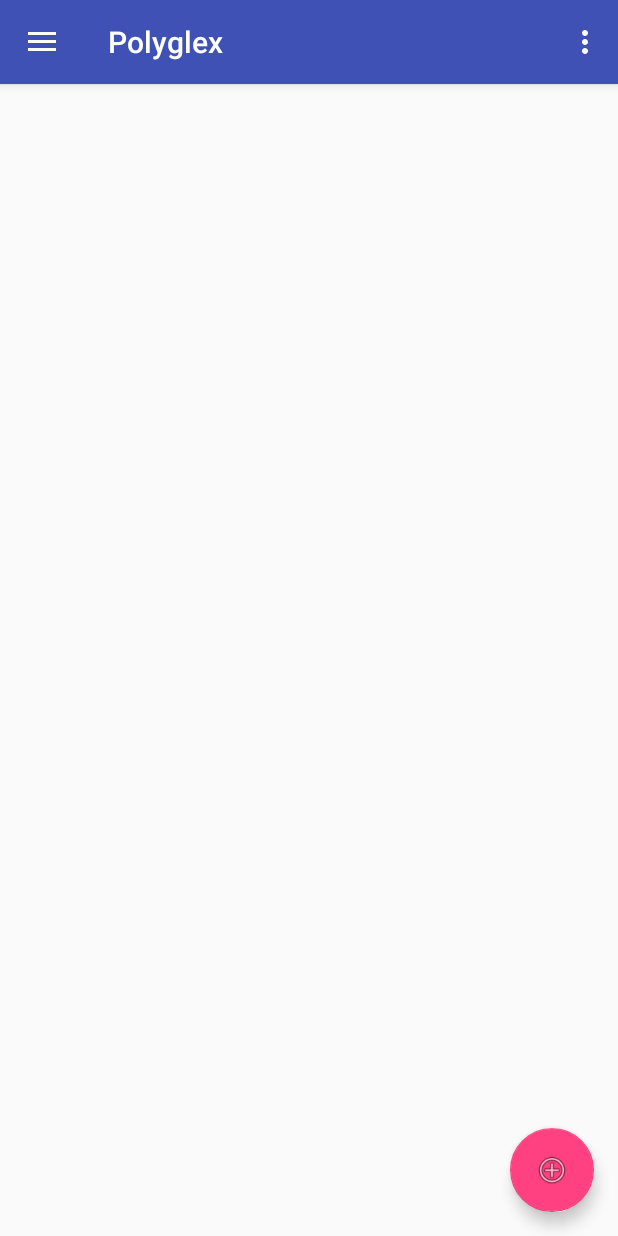
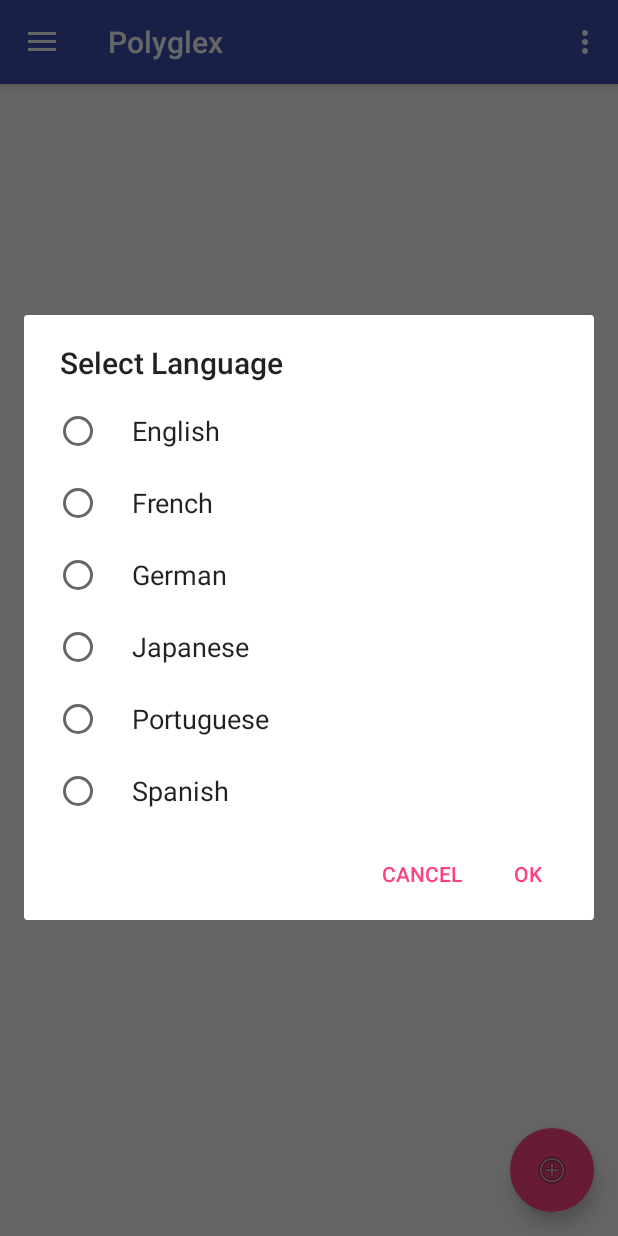
Before and after one commit to xzient/polyglex, an Android app: the screen it shows after launch once a user with an empty profile is signed in (Center), after a tap on "Add language", on a phone screen of 412 x 824 dp. Run offline under Robolectric (Android 15) with nearby library versions, the phone set to English and light mode, and no system bars; our stand-ins replace Firebase (no records; nobody signed in at launch, a user with empty details on screens opened directly); 1 other tap on this screen came first.

Commit message:
Add Select Language Dialog and Display UID
Added a dialog to display a list of lexicons to add with "ok" and
"cancel" buttons
Added the user ID to the navigation drawer header

```diff
--- a/Polyglex/app/src/main/java/com/example/jake/polyglex/Center.java
+++ b/Polyglex/app/src/main/java/com/example/jake/polyglex/Center.java
@@ -1,10 +1,12 @@
 package com.example.jake.polyglex;
 
+import android.content.DialogInterface;
 import android.content.Intent;
 import android.os.Bundle;
 import android.support.annotation.NonNull;
 import android.support.design.widget.FloatingActionButton;
 import android.support.design.widget.Snackbar;
+import android.support.v7.app.AlertDialog;
 import android.util.Log;
 import android.view.View;
 import android.support.design.widget.NavigationView;
@@ -17,11 +19,14 @@ import android.view.Menu;
 import android.view.MenuItem;
 import android.widget.EditText;
 import android.widget.TextView;
+import android.widget.Toast;
 
 import com.google.firebase.auth.FirebaseAuth;
 import com.google.firebase.auth.FirebaseUser;
 import com.google.firebase.database.DatabaseReference;
 import com.google.firebase.database.FirebaseDatabase;
+
+import java.util.ArrayList;
 
 public class Center extends AppCompatActivity
         implements NavigationView.OnNavigationItemSelectedListener {
@@ -35,6 +40,9 @@ public class Center extends AppCompatActivity
     DatabaseReference mRootRef = FirebaseDatabase.getInstance().getReference();
     DatabaseReference mConditionRef = mRootRef.child("condition");
 
+    //TextView
+
+    TextView mUsernameDisplay;
 
     @Override
     protected void onCreate(Bundle savedInstanceState) {
@@ -93,7 +101,14 @@ public class Center extends AppCompatActivity
 
         NavigationView navigationView = (NavigationView) findViewById(R.id.nav_view);
         navigationView.setNavigationItemSelectedListener(this);
+
+        //The following is needed to display the preferred username.
+        View headerView = navigationView.getHeaderView(0);
+        mUsernameDisplay = (TextView) headerView.findViewById(R.id.username_display);
+        mUsernameDisplay.setText(mAuth.getCurrentUser().getUid()); // For now we only display the UID
     }
+
+
 
     @Override
     public void onBackPressed() {
@@ -127,23 +142,48 @@ public class Center extends AppCompatActivity
         return super.onOptionsItemSelected(item);
     }
 
+    String[] listItems;
+    boolean[] checkedItem;
+    ArrayList<Integer> mSelectedItem = new ArrayList<>();
+    String selection;
+
     @SuppressWarnings("StatementWithEmptyBody")
     @Override
     public boolean onNavigationItemSelected(MenuItem item) {
         // Handle navigation view item clicks here.
         int id = item.getItemId();
 
-        if (id == R.id.nav_camera) {
-            // Handle the camera action
-        } else if (id == R.id.nav_gallery) {
+        if (id == R.id.add_language) {
+            listItems = getResources().getStringArray(R.array.languages);
 
-        } else if (id == R.id.nav_slideshow) {
+            AlertDialog.Builder mBuilder = new AlertDialog.Builder(Center.this);
+            mBuilder.setTitle("Select Language");
+            mBuilder.setSingleChoiceItems(listItems, -1, new DialogInterface.OnClickListener() {
+                @Override
+                public void onClick(DialogInterface dialog, int which) {
+                    selection = (String) listItems[which];
+                }
+            });
 
-        } else if (id == R.id.nav_manage) {
+            mBuilder.setPositiveButton("Ok", new DialogInterface.OnClickListener() {
+                @Override
+                public void onClick(DialogInterface dialog, int which) {
+                    Toast.makeText(Center.this, "You've selected " + selection, Toast.LENGTH_SHORT).show();
 
-        } else if (id == R.id.nav_share) {
+                }
+            });
 
-        } else if (id == R.id.nav_send) {
+            mBuilder.setNegativeButton("Cancel", new DialogInterface.OnClickListener() {
+                @Override
+                public void onClick(DialogInterface dialog, int which) {
+                    dialog.dismiss();
+                }
+            });
+
+            AlertDialog mDialog = mBuilder.create();
+            mDialog.show();
+
+        } else if (id == R.id.action_settings) {
 
         } else if (id == R.id.logout) {
             mAuth.signOut();
--- a/Polyglex/app/src/main/res/menu/activity_center_drawer.xml
+++ b/Polyglex/app/src/main/res/menu/activity_center_drawer.xml
@@ -14,7 +14,7 @@
         <menu>
 
             <item
-                android:id="@+id/nav_send"
+                android:id="@+id/action_settings"
                 android:icon="@drawable/ic_menu_manage"
                 android:title="Settings" />
             <item
```
Also changed, not shown: Polyglex/app/src/main/res/values/strings.xml (+8 -0 lines).
